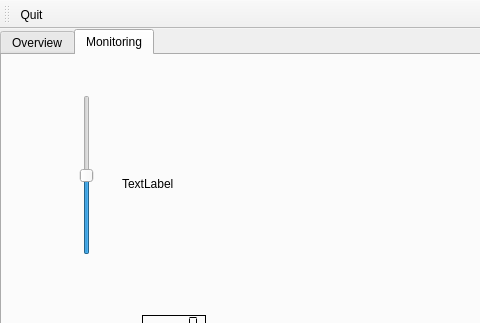
Above: RaspberryPI/mainwindow.ui from maruncz/RaspberryPI-tablet before the change; both pictures show x 0 to 480 and y 0 to 323 of the 1083 by 695 pixel window. Below: the same form after it.
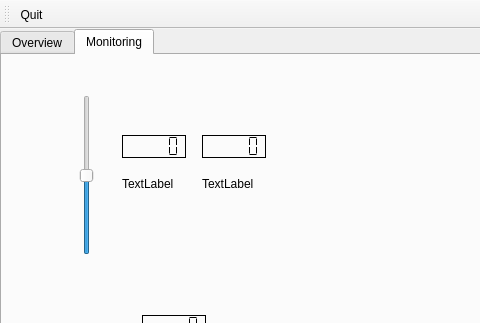
That is the form after the change. Icons and pictures are not drawn.

Commit message: On branch master 	modified:   RaspberryPI/mainwindow.cpp 	modified:   RaspberryPI/mainwindow.h 	modified:   RaspberryPI/mainwindow.ui

What changed in the file:
```diff
--- a/RaspberryPI/mainwindow.ui
+++ b/RaspberryPI/mainwindow.ui
@@ -86,6 +86,57 @@
        <enum>QLCDNumber::Flat</enum>
       </property>
      </widget>
+     <widget class="QLabel" name="proc">
+      <property name="geometry">
+       <rect>
+        <x>200</x>
+        <y>120</y>
+        <width>67</width>
+        <height>17</height>
+       </rect>
+      </property>
+      <property name="text">
+       <string>TextLabel</string>
+      </property>
+     </widget>
+     <widget class="QLCDNumber" name="lcdNumber_2">
+      <property name="geometry">
+       <rect>
+        <x>120</x>
+        <y>80</y>
+        <width>64</width>
+        <height>23</height>
+       </rect>
+      </property>
+      <property name="frameShadow">
+       <enum>QFrame::Plain</enum>
+      </property>
+      <property name="smallDecimalPoint">
+       <bool>false</bool>
+      </property>
+      <property name="segmentStyle">
+       <enum>QLCDNumber::Flat</enum>
+      </property>
+     </widget>
+     <widget class="QLCDNumber" name="lcdNumber_3">
+      <property name="geometry">
+       <rect>
+        <x>200</x>
+        <y>80</y>
+        <width>64</width>
+        <height>23</height>
+       </rect>
+      </property>
+      <property name="frameShadow">
+       <enum>QFrame::Plain</enum>
+      </property>
+      <property name="smallDecimalPoint">
+       <bool>false</bool>
+      </property>
+      <property name="segmentStyle">
+       <enum>QLCDNumber::Flat</enum>
+      </property>
+     </widget>
     </widget>
    </widget>
   </widget>
```
The commit also changes 2 other files.
